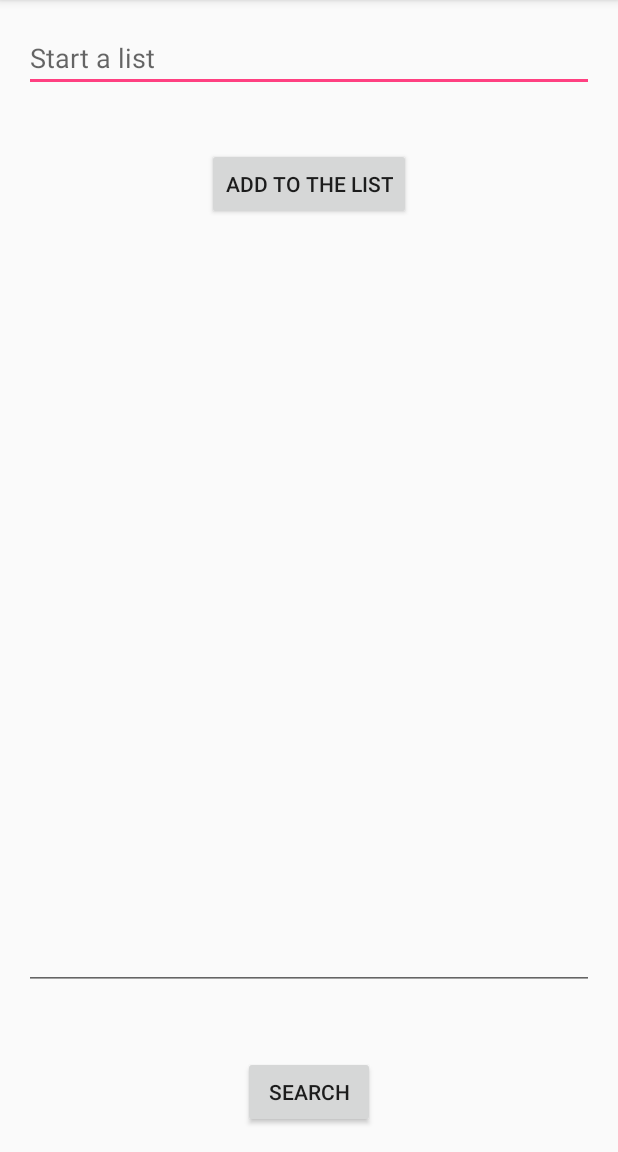
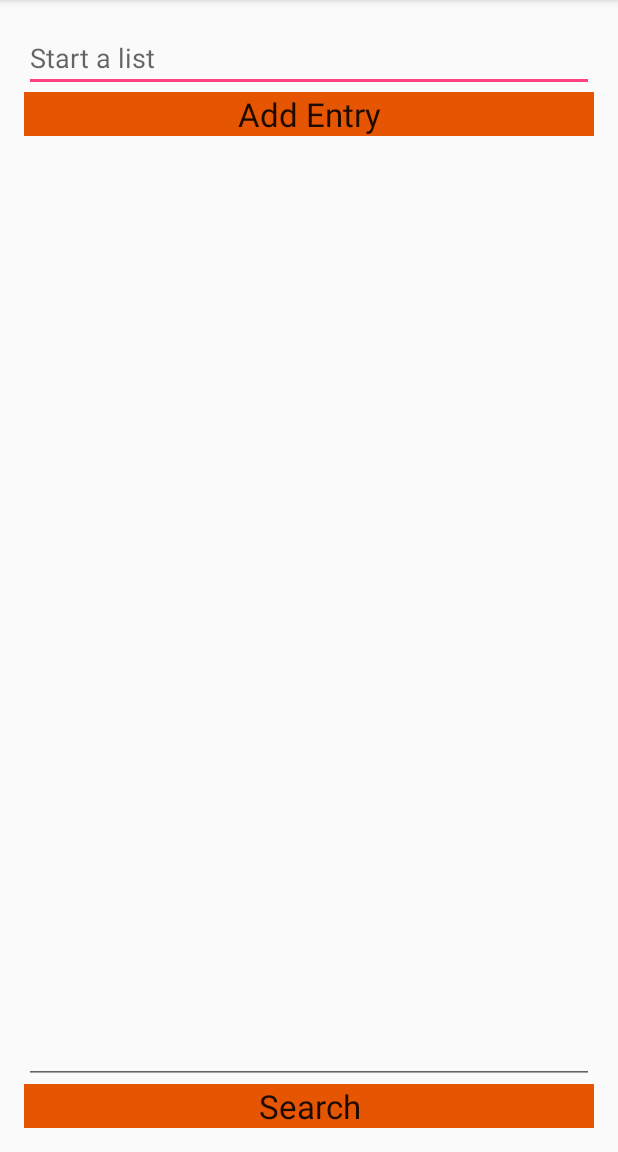
Before and after one commit to mvoshell78/Java-1, an Android app: the screen it shows after launch (MainActivity), on a phone screen of 412 x 824 dp, the part 84-1236 px from its top. Run offline under Robolectric (Android 15) with nearby library versions, the phone set to English and light mode, and no system bars.

Commit message:
updated for project 2
added app icon to alert view
added Spanish
added remove button to alert view
changed buttons to clickable text

```diff
--- a/MasteringTheFundamentals/app/src/main/res/layout/activity_main.xml
+++ b/MasteringTheFundamentals/app/src/main/res/layout/activity_main.xml
@@ -13,29 +13,22 @@
         android:layout_width="wrap_content"
         android:layout_height="wrap_content"
         android:id="@+id/editText"
-        android:layout_alignParentTop="true"
+        android:layout_alignParentTop="false"
         android:layout_alignParentStart="true"
         android:layout_alignParentEnd="true"
-        android:hint="Start a list" />
-
-    <Button
-        android:layout_width="wrap_content"
-        android:layout_height="wrap_content"
-        android:text="Add to the list"
-        android:id="@+id/button"
-        android:layout_marginTop="37dp"
-        android:layout_below="@+id/editText"
-        android:layout_centerHorizontal="true" />
+        android:hint="@string/StartList" />
 
     <TextView
         android:layout_width="wrap_content"
         android:layout_height="wrap_content"
         android:textAppearance="?android:attr/textAppearanceLarge"
         android:id="@+id/textView"
-        android:layout_below="@+id/button"
-        android:layout_marginTop="10dp"
-        android:layout_centerHorizontal="true"
-        android:textAlignment="center" />
+        android:layout_marginTop="60dp"
+        android:textAlignment="center"
+        android:layout_below="@+id/editText"
+        android:layout_alignStart="@+id/editText"
+        android:layout_alignParentEnd="true"
+        android:layout_alignParentStart="true" />
 
     <TextView
         android:layout_width="wrap_content"
@@ -43,31 +36,53 @@
         android:textAppearance="?android:attr/textAppearanceLarge"
         android:id="@+id/countView"
         android:layout_below="@+id/textView"
-        android:layout_centerHorizontal="true"
-        android:layout_marginTop="10dp" />
+        android:layout_alignParentStart="true"
+        android:layout_marginTop="25dp"
+        android:layout_alignParentEnd="true"
+        android:textAlignment="center" />
 
     <TextView
         android:layout_width="wrap_content"
         android:layout_height="wrap_content"
         android:id="@+id/averageView"
-        android:layout_below="@+id/countView"
+        android:layout_centerVertical="true"
         android:layout_centerHorizontal="true"
+        android:layout_alignParentEnd="true"
+        android:layout_alignParentStart="true"
+        android:textAlignment="center"
         android:layout_marginTop="10dp" />
-
-    <Button
-        android:layout_width="wrap_content"
-        android:layout_height="wrap_content"
-        android:text="Search"
-        android:id="@+id/button2"
-        android:layout_alignParentBottom="true"
-        android:layout_centerHorizontal="true" />
 
     <EditText
         android:layout_width="wrap_content"
         android:layout_height="wrap_content"
         android:id="@+id/editText2"
-        android:layout_above="@+id/button2"
-        android:layout_marginBottom="44dp"
+        android:layout_above="@+id/textView3"
+        android:layout_alignEnd="@+id/editText"
+        android:layout_alignParentStart="true" />
+
+    <TextView
+        android:layout_width="match_parent"
+        android:layout_height="wrap_content"
+        android:textAppearance="?android:attr/textAppearanceLarge"
+        android:text="@string/addText"
+        android:id="@+id/textView2"
+        android:singleLine="false"
+        android:textAlignment="center"
+        android:layout_below="@+id/editText"
+        android:layout_alignStart="@+id/editText"
+        android:background="#E65502" />
+
+    <TextView
+        android:layout_width="wrap_content"
+        android:layout_height="wrap_content"
+        android:textAppearance="?android:attr/textAppearanceLarge"
+        android:text="@string/search"
+        android:id="@+id/textView3"
+        android:layout_alignParentBottom="true"
+        android:layout_centerHorizontal="true"
+        android:background="#E65502"
+        android:layout_alignParentEnd="true"
         android:layout_alignParentStart="true"
-        android:layout_alignParentEnd="true" />
+        android:textAlignment="center" />
+
 </RelativeLayout>
--- a/MasteringTheFundamentals/app/src/main/res/values/strings.xml
+++ b/MasteringTheFundamentals/app/src/main/res/values/strings.xml
@@ -1,4 +1,23 @@
 <resources>
     <string name="app_name">Mastering The Fundamentals</string>
     <string name="button">Button</string>
+    <string name="addText">Add Entry</string>
+    <string name="setHint">"search using a number between 0 and "</string>
+    <string name="search">Search</string>
+    <string name="startAList">Start a list</string>
+    <string name="enterAnother">Enter another Value</string>
+    <string name="dupEntry">This entry is already in the list</string>
+    <string name="wAvg">"With an Average of "</string>
+    <string name="charEntry">" Charecters in each entry"</string>
+    <string name="thereIs">"There is "</string>
+    <string name="itemsList">" item in your list"</string>
+    <string name="thereAre">"There are "</string>
+    <string name="selected">You\'ve selected</string>
+    <string name="remove">Remove</string>
+    <string name="ok">OK</string>
+    <string name="searchAgain">Search Again</string>
+    <string name="error">Error</string>
+    <string name="notValid">this is not a valid search</string>
+    <string name="StartList">Start a list</string>
+
 </resources>
```
Also changed, not shown: MasteringTheFundamentals/app/src/main/java/com/example/mich/masteringthefundamentals/MainActivity.java (+41 -25 lines), 4 other files.
